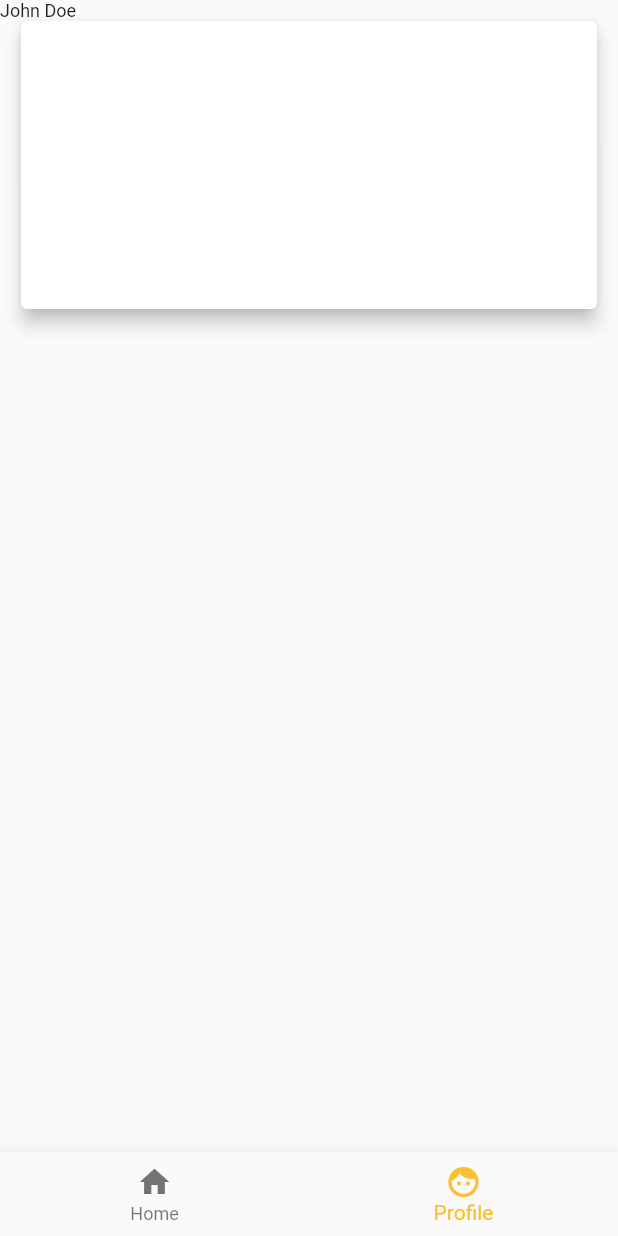
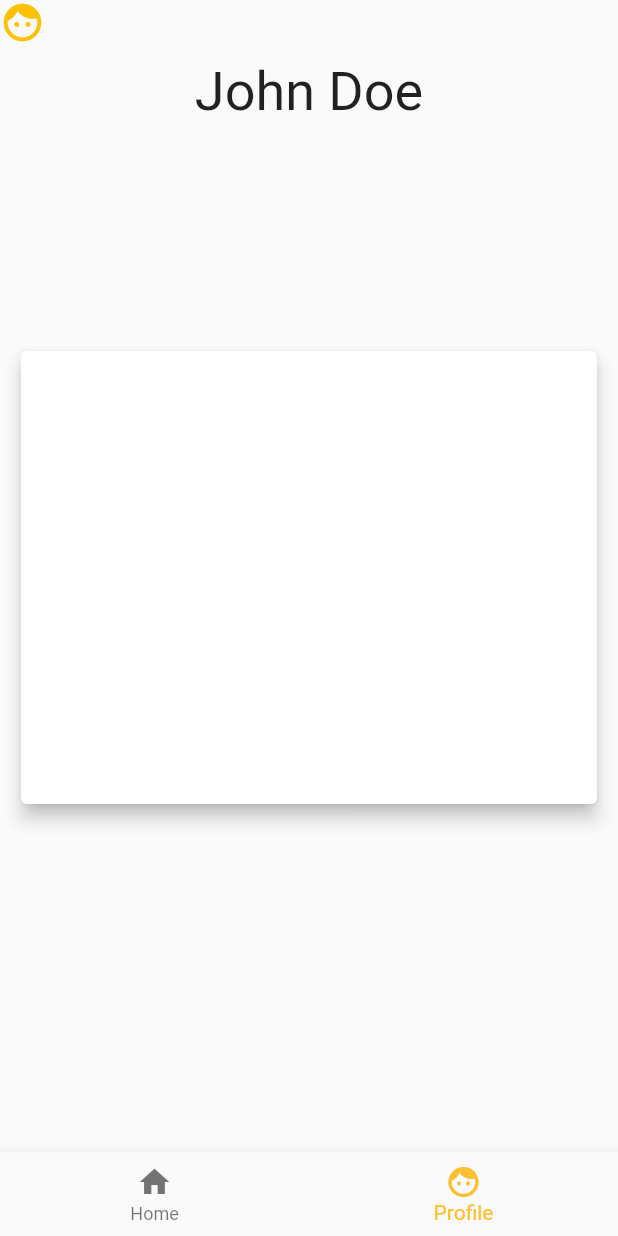
Before and after one commit to ajiekw/rehears, a Flutter app: the MyStatefulWidget screen opened directly, item 2 of the bottom bar chosen, on a phone screen of 412 x 824 dp. Run offline on Flutter 3.47's test engine with Material 2 defaults, Android fonts, the phone set to English and light mode, and no system bars.

Commit message:
profile logo

```diff
--- a/lib/profile.dart
+++ b/lib/profile.dart
@@ -22,6 +22,7 @@ class ProfileBody extends StatelessWidget {
         children: <Widget>[
           ProfileCard(),
           ProfileText(),
+          PhotoProfile(),
         ],
       ),
     );
@@ -33,8 +34,9 @@ class ProfileCard extends StatelessWidget {
   Widget build(BuildContext) {
     return Scaffold(
       body: Container(
+        margin: EdgeInsets.only(top: 220),
         padding: EdgeInsets.fromLTRB(10, 10, 10, 10),
-        height: 220,
+        height: 330,
         width: double.maxFinite,
         child: Card(
           elevation: 5,
@@ -48,12 +50,27 @@ class ProfileText extends StatelessWidget {
   @override
   Widget build(BuildContext) {
     return Container(
-      child: Text(
-        'John Doe',
-        style: TextStyle(
-          fontSize: 12,
+      padding: EdgeInsets.only(top: 40),
+      child: Align(
+        alignment: Alignment.topCenter,
+        child: Text(
+          'John Doe',
+          style: TextStyle(
+            fontSize: 36,
+          ),
         ),
       ),
     );
   }
 }
+
+class PhotoProfile extends StatelessWidget {
+  @override
+  Widget build(BuildContext) {
+    return Icon(
+      Icons.face,
+      color: Colors.amber,
+      size: 30,
+    );
+  }
+}
```
